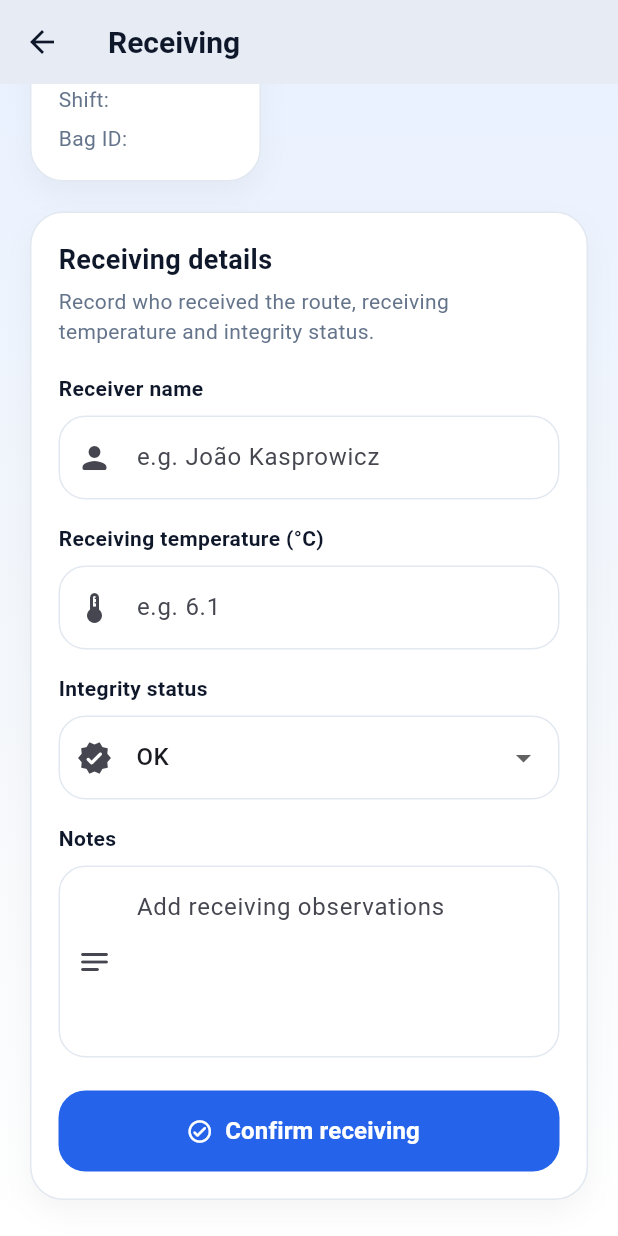
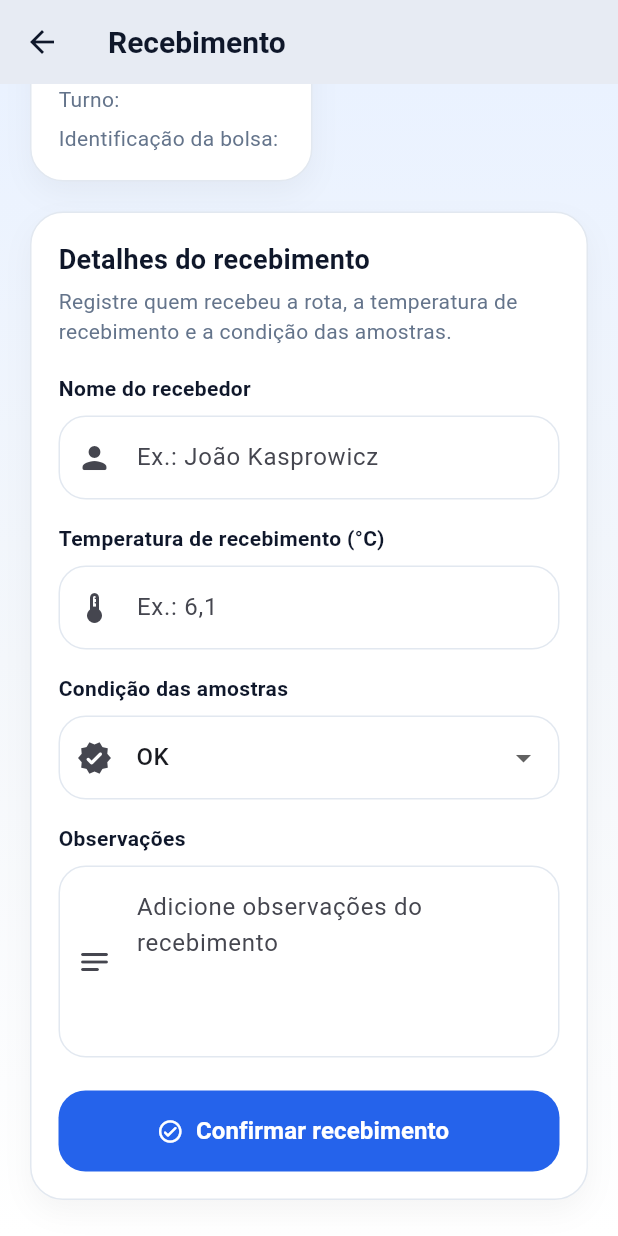
Before and after one commit to jkasprowicz/trace-lab, a Flutter app: the ReceivingScreen screen opened directly with empty values, scrolled down 258 dp, on a phone screen of 412 x 824 dp. Run offline on Flutter 3.47's test engine with Material 3 defaults, Android fonts, the phone set to English and light mode, and no system bars.

Commit message:
Localize receiving feature text in Portuguese

```diff
--- a/mobile/lib/core/l10n/app_strings.dart
+++ b/mobile/lib/core/l10n/app_strings.dart
@@ -39,6 +39,31 @@ class AppStrings {
   static const integrityStatus = 'Condição das amostras';
   static const notes = 'Observações';
   static const confirmReceiving = 'Confirmar recebimento';
+  static const receivingTitle = 'Recebimento';
+  static const registerReceivingTitle = 'Registrar recebimento';
+  static const receivingIntro =
+      'Finalize o ciclo de transporte registrando os dados de recebimento desta rota.';
+  static const routeContext = 'Contexto da rota';
+  static const routeLabel = 'Rota';
+  static const vehicleLabel = 'Veículo';
+  static const shiftLabel = 'Turno';
+  static const bagIdLabel = 'Identificação da bolsa';
+  static const receivingDetails = 'Detalhes do recebimento';
+  static const receivingDetailsDescription =
+      'Registre quem recebeu a rota, a temperatura de recebimento e a condição das amostras.';
+  static const receiverNameHint = 'Ex.: João Kasprowicz';
+  static const receivingTemperatureLabel = 'Temperatura de recebimento (°C)';
+  static const temperatureHint = 'Ex.: 6,1';
+  static const notesHint = 'Adicione observações do recebimento';
+  static const integrityStatusOk = 'OK';
+  static const integrityStatusRestricted = 'Com ressalva';
+  static const integrityStatusRejected = 'Rejeitado';
+  static const requiredSuffix = 'é obrigatório';
+  static const temperatureRequired = 'A temperatura é obrigatória.';
+  static const integrityStatusRequired = 'A condição das amostras é obrigatória.';
+  static const receivingRegisteredSuccessfully =
+      'Recebimento registrado com sucesso.';
+  static const receivingSaveInProgress = 'Salvando...';
 
   // Receiving success
   static const receivingSuccessTitle = 'Recebimento concluído';
--- a/mobile/lib/features/receiving/presentation/screens/receiving_screen.dart
+++ b/mobile/lib/features/receiving/presentation/screens/receiving_screen.dart
@@ -1,5 +1,5 @@
 import 'package:flutter/material.dart';
-import 'package:mobile/app/routes.dart';
+import 'package:mobile/core/l10n/app_strings.dart';
 import 'package:mobile/core/theme/app_colors.dart';
 import 'package:mobile/core/widgets/app_card.dart';
 import 'package:mobile/core/widgets/app_primary_button.dart';
@@ -38,21 +38,21 @@ class _ReceivingScreenState extends State<ReceivingScreen> {
 
   String? _validateRequiredText(String? value, String fieldName) {
     if (value == null || value.trim().isEmpty) {
-      return '$fieldName is required';
+      return '$fieldName ${AppStrings.requiredSuffix}';
     }
     return null;
   }
 
   String? _validateTemperature(String? value) {
     if (value == null || value.trim().isEmpty) {
-      return 'Temperature is required';
+      return AppStrings.temperatureRequired;
     }
 
     final normalized = value.replaceAll(',', '.');
     final parsed = double.tryParse(normalized);
 
     if (parsed == null) {
-      return 'Enter a valid temperature';
+      return AppStrings.invalidTemperature;
     }
 
     return null;
@@ -82,7 +82,7 @@ class _ReceivingScreenState extends State<ReceivingScreen> {
 
       ScaffoldMessenger.of(context).showSnackBar(
         const SnackBar(
-          content: Text('Receiving registered successfully'),
+          content: Text(AppStrings.receivingRegisteredSuccessfully),
         ),
       );
 
@@ -92,7 +92,7 @@ class _ReceivingScreenState extends State<ReceivingScreen> {
 
       ScaffoldMessenger.of(context).showSnackBar(
         SnackBar(
-          content: Text('Failed to register receiving: $error'),
+          content: Text('${AppStrings.receivingSaveError}: $error'),
         ),
       );
     }
@@ -131,7 +131,7 @@ class _ReceivingScreenState extends State<ReceivingScreen> {
 
     return Scaffold(
       appBar: AppBar(
-        title: const Text('Receiving'),
+        title: const Text(AppStrings.receivingTitle),
         backgroundColor: Colors.transparent,
       ),
       body: Container(
@@ -182,7 +182,7 @@ class _ReceivingScreenState extends State<ReceivingScreen> {
                       crossAxisAlignment: CrossAxisAlignment.start,
                       children: [
                         const Text(
-                          'Register receiving',
+                          AppStrings.registerReceivingTitle,
                           style: TextStyle(
                             color: Colors.white,
                             fontSize: 24,
@@ -192,7 +192,7 @@ class _ReceivingScreenState extends State<ReceivingScreen> {
                         ),
                         const SizedBox(height: 10),
                         Text(
-                          'Finalize the transport cycle by recording the receiving data for this route.',
+                          AppStrings.receivingIntro,
                           style: TextStyle(
                             color: Colors.white.withAlpha(220),
                             fontSize: 14,
@@ -209,7 +209,7 @@ class _ReceivingScreenState extends State<ReceivingScreen> {
                       crossAxisAlignment: CrossAxisAlignment.start,
                       children: [
                         const Text(
-                          'Route context',
+                          AppStrings.routeContext,
                           style: TextStyle(
                             fontSize: 18,
                             fontWeight: FontWeight.w700,
@@ -217,13 +217,13 @@ class _ReceivingScreenState extends State<ReceivingScreen> {
                           ),
                         ),
                         const SizedBox(height: 12),
-                        Text('Route: ${route.routeName}'),
+                        Text('${AppStrings.routeLabel}: ${route.routeName}'),
                         const SizedBox(height: 6),
-                        Text('Vehicle: ${_formatVehicle(route.vehicleType)}'),
+                        Text('${AppStrings.vehicleLabel}: ${_formatVehicle(route.vehicleType)}'),
                         const SizedBox(height: 6),
-                        Text('Shift: ${_formatShift(route.shift)}'),
+                        Text('${AppStrings.shiftLabel}: ${_formatShift(route.shift)}'),
                         const SizedBox(height: 6),
-                        Text('Bag ID: ${route.bagId}'),
+                        Text('${AppStrings.bagIdLabel}: ${route.bagId}'),
                       ],
                     ),
                   ),
@@ -234,7 +234,7 @@ class _ReceivingScreenState extends State<ReceivingScreen> {
                       crossAxisAlignment: CrossAxisAlignment.start,
                       children: [
                         const Text(
-                          'Receiving details',
+                          AppStrings.receivingDetails,
                           style: TextStyle(
                             fontSize: 18,
                             fontWeight: FontWeight.w700,
@@ -243,7 +243,7 @@ class _ReceivingScreenState extends State<ReceivingScreen> {
                         ),
                         const SizedBox(height: 6),
                         const Text(
-                          'Record who received the route, receiving temperature and integrity status.',
+                          AppStrings.receivingDetailsDescription,
                           style: TextStyle(
                             fontSize: 14,
                             color: AppColors.textSecondary,
@@ -252,17 +252,17 @@ class _ReceivingScreenState extends State<ReceivingScreen> {
                         ),
                         const SizedBox(height: 18),
                         ReceivingTextField(
-                          label: 'Receiver name',
-                          hintText: 'e.g. João Kasprowicz',
+                          label: AppStrings.receiverName,
+                          hintText: AppStrings.receiverNameHint,
                           controller: _receiverNameController,
                           prefixIcon: Icons.person_rounded,
                           validator: (value) =>
-                              _validateRequiredText(value, 'Receiver name'),
+                              _validateRequiredText(value, AppStrings.receiverName),
                         ),
                         const SizedBox(height: 16),
                         ReceivingTextField(
-                          label: 'Receiving temperature (°C)',
-                          hintText: 'e.g. 6.1',
+                          label: AppStrings.receivingTemperatureLabel,
+                          hintText: AppStrings.temperatureHint,
                           controller: _temperatureController,
                           prefixIcon: Icons.thermostat_rounded,
                           keyboardType: const TextInputType.numberWithOptions(
@@ -272,21 +272,21 @@ class _ReceivingScreenState extends State<ReceivingScreen> {
                         ),
                         const SizedBox(height: 16),
                         ReceivingDropdownField<String>(
-                          label: 'Integrity status',
+                          label: AppStrings.integrityStatus,
                           value: _selectedIntegrityStatus,
                           prefixIcon: Icons.verified_rounded,
                           items: const [
                             DropdownMenuItem(
                               value: 'ok',
-                              child: Text('OK'),
+                              child: Text(AppStrings.integrityStatusOk),
                             ),
                             DropdownMenuItem(
                               value: 'restricted',
-                              child: Text('Com ressalva'),
+                              child: Text(AppStrings.integrityStatusRestricted),
                             ),
                             DropdownMenuItem(
                               value: 'rejected',
-                              child: Text('Rejeitado'),
+                              child: Text(AppStrings.integrityStatusRejected),
                             ),
                           ],
                           onChanged: (value) {
@@ -296,15 +296,15 @@ class _ReceivingScreenState extends State<ReceivingScreen> {
                           },
                           validator: (value) {
                             if (value == null || value.trim().isEmpty) {
-                              return 'Integrity status is required';
+                              return AppStrings.integrityStatusRequired;
                             }
                             return null;
                           },
                         ),
                         const SizedBox(height: 16),
                         ReceivingTextField(
-                          label: 'Notes',
-                          hintText: 'Add receiving observations',
+                          label: AppStrings.notes,
+                          hintText: AppStrings.notesHint,
                           controller: _notesController,
                           prefixIcon: Icons.notes_rounded,
                           maxLines: 4,
@@ -312,8 +312,8 @@ class _ReceivingScreenState extends State<ReceivingScreen> {
                         const SizedBox(height: 22),
                         AppPrimaryButton(
                           label: _isSubmitting
-                              ? 'Saving...'
-                              : 'Confirm receiving',
+                              ? AppStrings.receivingSaveInProgress
+                              : AppStrings.confirmReceiving,
                           icon: _isSubmitting
                               ? Icons.hourglass_top_rounded
                               : Icons.check_circle_outline_rounded,
```
